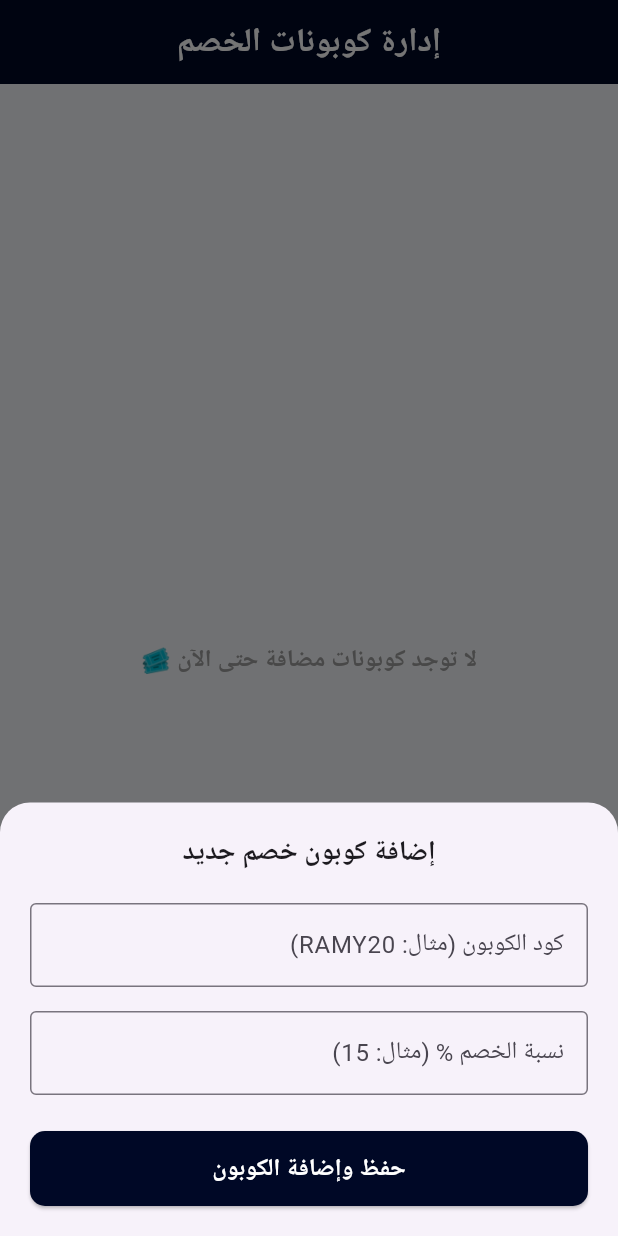
After one commit to ramyanwer48/ecommerce_core_app, a Flutter app: the AdminCouponsScreen screen opened by its route, after a tap on "إضافة كوبون جديد", on a phone screen of 412 x 824 dp. The commit adds this screen. Run offline on Flutter 3.47's test engine with Material 3 defaults, Android fonts, the phone set to English and light mode, and no system bars; our stand-ins replace cloud_firestore, cloud_functions, firebase_auth, firebase_core, firebase_messaging, firebase_storage and 8 more; missing offline and left inert: firebase_app_check; accounts and stored records are empty; Roboto replaces fonts that are missing (Cairo).

Commit message:
18 9 2026

```diff
--- a/lib/core/routing/app_router.dart
+++ b/lib/core/routing/app_router.dart
@@ -4,6 +4,7 @@ import 'package:go_router/go_router.dart';
 
 // استدعاءات Auth
 import '../../features/admin/data/repos/admin_categories_repo.dart';
+import '../../features/admin/data/repos/admin_coupons_repo.dart';
 import '../../features/admin/logic/admin_categories_cubit.dart';
 import '../../features/admin/ui/manage_categories_screen.dart';
 import '../../features/admin/ui/manage_products_screen.dart';
@@ -44,7 +45,11 @@ import '../../features/admin/data/repos/admin_repo.dart';
 import '../../features/admin/ui/admin_orders_screen.dart';
 import '../../features/admin/logic/admin_orders_cubit.dart';
 import '../../features/admin/data/repos/admin_orders_repo.dart';
-import '../../features/admin/ui/admin_dashboard_screen.dart'; // 👈 استدعاء لوحة التحكم المركزية
+import '../../features/admin/ui/admin_dashboard_screen.dart';
+
+// 👈 استدعاءات إدارة الكوبونات للأدمن
+import '../../features/admin/logic/admin_coupons_cubit.dart';
+import '../../features/admin/ui/admin_coupons_screen.dart';
 
 import '../../features/wishlist/ui/wishlist_screen.dart';
 
@@ -52,7 +57,7 @@ import '../../features/wishlist/ui/wishlist_screen.dart';
 import '../../features/partners/ui/partners_screen.dart';
 import '../../features/invoices/data/repos/invoice_repo.dart';
 import '../../features/invoices/logic/invoice_cubit.dart';
-import '../../features/invoices/ui/create_invoice_screen.dart';
+
 class AppRouter {
   static final GoRouter router = GoRouter(
     initialLocation: Routes.splash,
@@ -107,7 +112,7 @@ class AppRouter {
         ),
       ),
 
-      // 👈 مسار لوحة تحكم الأدمن المركزية الجديد
+      // مسار لوحة تحكم الأدمن المركزية
       GoRoute(
         path: Routes.adminDashboard,
         builder: (context, state) => const AdminDashboardScreen(),
@@ -123,11 +128,20 @@ class AppRouter {
       GoRoute(
         path: Routes.adminOrders,
         builder: (context, state) => BlocProvider(
-          // 👈 استخدام GetIt لجلب الكيوبت بالتبعيتين اللي بيحتاجهم
           create: (context) => getIt<AdminOrdersCubit>()..fetchAllOrders(),
           child: const AdminOrdersScreen(),
         ),
       ),
+
+      // 👈 مسار شاشة إدارة الكوبونات الجديد
+      GoRoute(
+        path: Routes.manageCoupons,
+        builder: (context, state) => BlocProvider(
+          create: (context) => AdminCouponsCubit(AdminCouponsRepo()),
+          child: const AdminCouponsScreen(),
+        ),
+      ),
+
       GoRoute(
         path: Routes.manageProducts,
         builder: (context, state) => ManageProductsScreen(),
--- a/lib/core/routing/routes.dart
+++ b/lib/core/routing/routes.dart
@@ -22,4 +22,5 @@ class Routes {
   // مسار شاشة الأطراف (العملاء والموردين)
   static const String partners = '/partners';
   static const String createInvoice = '/createInvoice';
+  static const String manageCoupons = '/manageCoupons';
 }
--- /dev/null
+++ b/lib/features/admin/data/repos/admin_coupons_repo.dart
@@ -0,0 +1,37 @@
+import 'package:cloud_firestore/cloud_firestore.dart';
+import '../../../checkout/data/models/coupon_model.dart'; // مسار الموديل الحالي
+import 'package:cloud_firestore/cloud_firestore.dart';
+
+class AdminCouponsRepo {
+  final FirebaseFirestore _firestore = FirebaseFirestore.instance;
+
+  // جلب كل الكوبونات
+  Future<List<CouponModel>> getAllCoupons() async {
+    final snapshot = await _firestore.collection('coupons').get();
+    return snapshot.docs.map((doc) => CouponModel.fromJson(doc.data(), doc.id)).toList();
+  }
+
+  // إضافة كوبون جديد
+  Future<void> addCoupon({required String code, required double discountPercentage}) async {
+    // التأكد من عدم وجود الكوبون مسبقاً
+    final existing = await _firestore.collection('coupons').where('code', isEqualTo: code).get();
+    if (existing.docs.isNotEmpty) throw Exception('هذا الكوبون موجود مسبقاً!');
+
+    await _firestore.collection('coupons').add({
+      'code': code.toUpperCase().trim(),
+      'discountPercentage': discountPercentage,
+      'isActive': true,
+      'createdAt': FieldValue.serverTimestamp(),
+    });
+  }
+
+  // تفعيل / إيقاف الكوبون
+  Future<void> toggleCouponStatus(String id, bool currentStatus) async {
+    await _firestore.collection('coupons').doc(id).update({'isActive': !currentStatus});
+  }
+
+  // مسح الكوبون نهائياً
+  Future<void> deleteCoupon(String id) async {
+    await _firestore.collection('coupons').doc(id).delete();
+  }
+}
--- /dev/null
+++ b/lib/features/admin/logic/admin_coupons_cubit.dart
@@ -0,0 +1,68 @@
+import 'package:flutter_bloc/flutter_bloc.dart';
+import 'package:ecommerce_core_app/features/checkout/data/models/coupon_model.dart';
+import '../data/repos/admin_coupons_repo.dart';
+
+
+// ----- States -----
+abstract class AdminCouponsState {}
+class AdminCouponsInitial extends AdminCouponsState {}
+class AdminCouponsLoading extends AdminCouponsState {}
+class AdminCouponsLoaded extends AdminCouponsState {
+  final List<CouponModel> coupons;
+  AdminCouponsLoaded(this.coupons);
+}
+class AdminCouponsActionSuccess extends AdminCouponsState {
+  final String message;
+  AdminCouponsActionSuccess(this.message);
+}
+class AdminCouponsError extends AdminCouponsState {
+  final String error;
+  AdminCouponsError(this.error);
+}
+
+// ----- Cubit -----
+class AdminCouponsCubit extends Cubit<AdminCouponsState> {
+  final AdminCouponsRepo _repo;
+
+  AdminCouponsCubit(this._repo) : super(AdminCouponsInitial());
+
+  Future<void> fetchCoupons() async {
+    emit(AdminCouponsLoading());
+    try {
+      final coupons = await _repo.getAllCoupons();
+      emit(AdminCouponsLoaded(coupons));
+    } catch (e) {
+      emit(AdminCouponsError(e.toString()));
+    }
+  }
+
+  Future<void> addCoupon(String code, double discount) async {
+    try {
+      await _repo.addCoupon(code: code, discountPercentage: discount);
+      emit(AdminCouponsActionSuccess('تمت إضافة الكوبون بنجاح!'));
+      await fetchCoupons();
+    } catch (e) {
+      emit(AdminCouponsError(e.toString()));
+      await fetchCoupons();
+    }
+  }
+
+  Future<void> toggleStatus(String id, bool currentStatus) async {
+    try {
+      await _repo.toggleCouponStatus(id, currentStatus);
+      await fetchCoupons();
+    } catch (e) {
+      emit(AdminCouponsError(e.toString()));
+    }
+  }
+
+  Future<void> deleteCoupon(String id) async {
+    try {
+      await _repo.deleteCoupon(id);
+      emit(AdminCouponsActionSuccess('تم حذف الكوبون!'));
+      await fetchCoupons();
+    } catch (e) {
+      emit(AdminCouponsError(e.toString()));
+    }
+  }
+}
--- /dev/null
+++ b/lib/features/admin/ui/admin_coupons_screen.dart
@@ -0,0 +1,226 @@
+import 'package:flutter/material.dart';
+import 'package:flutter_bloc/flutter_bloc.dart';
+import '../logic/admin_coupons_cubit.dart';
+
+class AdminCouponsScreen extends StatelessWidget {
+  const AdminCouponsScreen({super.key});
+
+  @override
+  Widget build(BuildContext context) {
+    // استدعاء الكوبونات فور فتح الشاشة
+    context.read<AdminCouponsCubit>().fetchCoupons();
+
+    return Directionality(
+      textDirection: TextDirection.rtl,
+      child: Scaffold(
+        backgroundColor: const Color(0xFFF5F7FA),
+        appBar: AppBar(
+          title: const Text('إدارة كوبونات الخصم', style: TextStyle(fontWeight: FontWeight.bold, color: Colors.white)),
+          centerTitle: true,
+          backgroundColor: const Color(0xFF000826),
+          iconTheme: const IconThemeData(color: Colors.white),
+        ),
+        floatingActionButton: FloatingActionButton.extended(
+          onPressed: () => _showAddCouponBottomSheet(context),
+          backgroundColor: const Color(0xFF000826),
+          icon: const Icon(Icons.add, color: Colors.white),
+          label: const Text('إضافة كوبون جديد', style: TextStyle(color: Colors.white, fontWeight: FontWeight.bold)),
+        ),
+        body: BlocConsumer<AdminCouponsCubit, AdminCouponsState>(
+          listener: (context, state) {
+            if (state is AdminCouponsActionSuccess) {
+              ScaffoldMessenger.of(context).showSnackBar(
+                SnackBar(content: Text(state.message), backgroundColor: Colors.green),
+              );
+            } else if (state is AdminCouponsError) {
+              ScaffoldMessenger.of(context).showSnackBar(
+                SnackBar(content: Text(state.error), backgroundColor: Colors.red),
+              );
+            }
+          },
+          builder: (context, state) {
+            if (state is AdminCouponsLoading) {
+              return const Center(child: CircularProgressIndicator(color: Color(0xFF000826)));
+            }
+
+            if (state is AdminCouponsLoaded) {
+              final coupons = state.coupons;
+              if (coupons.isEmpty) {
+                return const Center(
+                  child: Text(
+                    'لا توجد كوبونات مضافة حتى الآن 🎟️',
+                    style: TextStyle(fontSize: 16, color: Colors.grey, fontWeight: FontWeight.bold),
+                  ),
+                );
+              }
+
+              return ListView.builder(
+                padding: const EdgeInsets.all(16),
+                itemCount: coupons.length,
+                itemBuilder: (context, index) {
+                  final coupon = coupons[index];
+                  return Card(
+                    elevation: 3,
+                    margin: const EdgeInsets.only(bottom: 12),
+                    shape: RoundedRectangleBorder(borderRadius: BorderRadius.circular(16)),
+                    child: ListTile(
+                      contentPadding: const EdgeInsets.symmetric(horizontal: 16, vertical: 8),
+                      leading: CircleAvatar(
+                        backgroundColor: coupon.isActive ? Colors.green.withValues(alpha: 0.1) : Colors.grey.withValues(alpha: 0.1),
+                        child: Icon(
+                          Icons.local_offer_rounded,
+                          color: coupon.isActive ? Colors.green : Colors.grey,
+                        ),
+                      ),
+                      title: Text(
+                        coupon.code,
+                        style: const TextStyle(fontWeight: FontWeight.bold, fontSize: 16, color: Color(0xFF000826)),
+                      ),
+                      subtitle: Text(
+                        'نسبة الخصم: ${coupon.discountPercentage}%',
+                        style: const TextStyle(color: Colors.black54, fontWeight: FontWeight.w500),
+                      ),
+                      trailing: Row(
+                        mainAxisSize: MainAxisSize.min,
+                        children: [
+                          // زر التفعيل / التعطيل
+                          Switch(
+                            value: coupon.isActive,
+                            activeColor: Colors.green,
+                            onChanged: (val) {
+                              context.read<AdminCouponsCubit>().toggleStatus(coupon.id, coupon.isActive);
+                            },
+                          ),
+                          // زر الحذف
+                          IconButton(
+                            icon: const Icon(Icons.delete_outline, color: Colors.red),
+                            onPressed: () => _showDeleteConfirmation(context, coupon.id),
+                          ),
+                        ],
+                      ),
+                    ),
+                  );
+                },
+              );
+            }
+            return const SizedBox.shrink();
+          },
+        ),
+      ),
+    );
+  }
+
+  // نافذة سفلية (Bottom Sheet) لإضافة كوبون جديد
+  void _showAddCouponBottomSheet(BuildContext context) {
+    final codeController = TextEditingController();
+    final discountController = TextEditingController();
+    final formKey = GlobalKey<FormState>();
+
+    showModalBottomSheet(
+      context: context,
+      isScrollControlled: true,
+      shape: const RoundedRectangleBorder(
+        borderRadius: BorderRadius.vertical(top: Radius.circular(20)),
+      ),
+      builder: (sheetContext) {
+        return Padding(
+          padding: EdgeInsets.only(
+            bottom: MediaQuery.of(sheetContext).viewInsets.bottom + 20,
+            top: 20,
+            left: 20,
+            right: 20,
+          ),
+          child: Directionality(
+            textDirection: TextDirection.rtl,
+            child: Form(
+              key: formKey,
+              child: Column(
+                mainAxisSize: MainAxisSize.min,
+                crossAxisAlignment: CrossAxisAlignment.start,
+                children: [
+                  const Center(
+                    child: Text('إضافة كوبون خصم جديد', style: TextStyle(fontSize: 18, fontWeight: FontWeight.bold)),
+                  ),
+                  const SizedBox(height: 20),
+                  TextFormField(
+                    controller: codeController,
+                    decoration: const InputDecoration(
+                      labelText: 'كود الكوبون (مثال: RAMY20)',
+                      border: OutlineInputBorder(),
+                    ),
+                    validator: (val) => val == null || val.isEmpty ? 'يرجى إدخال كود الكوبون' : null,
+                  ),
+                  const SizedBox(height: 16),
+                  TextFormField(
+                    controller: discountController,
+                    keyboardType: TextInputType.number,
+                    decoration: const InputDecoration(
+                      labelText: 'نسبة الخصم % (مثال: 15)',
+                      border: OutlineInputBorder(),
+                    ),
+                    validator: (val) {
+                      if (val == null || val.isEmpty) return 'يرجى إدخال نسبة الخصم';
+                      if (double.tryParse(val) == null) return 'يرجى إدخال رقم صحيح';
+                      return null;
+                    },
+                  ),
+                  const SizedBox(height: 24),
+                  SizedBox(
+                    width: double.infinity,
+                    height: 50,
+                    child: ElevatedButton(
+                      style: ElevatedButton.styleFrom(
+                        backgroundColor: const Color(0xFF000826),
+                        shape: RoundedRectangleBorder(borderRadius: BorderRadius.circular(10)),
+                      ),
+                      onPressed: () {
+                        if (formKey.currentState!.validate()) {
+                          final code = codeController.text.trim();
+                          final discount = double.parse(discountController.text);
+
+                          // إرسال البيانات للكوبيت
+                          context.read<AdminCouponsCubit>().addCoupon(code, discount);
+                          Navigator.pop(sheetContext);
+                        }
+                      },
+                      child: const Text('حفظ وإضافة الكوبون', style: TextStyle(color: Colors.white, fontSize: 16, fontWeight: FontWeight.bold)),
+                    ),
+                  ),
+                ],
+              ),
+            ),
+          ),
+        );
+      },
+    );
+  }
+
+  // نافذة تأكيد الحذف
+  void _showDeleteConfirmation(BuildContext context, String couponId) {
+    showDialog(
+      context: context,
+      builder: (dialogContext) => Directionality(
+        textDirection: TextDirection.rtl,
+        child: AlertDialog(
+          shape: RoundedRectangleBorder(borderRadius: BorderRadius.circular(16)),
+          title: const Text('تأكيد الحذف', style: TextStyle(fontWeight: FontWeight.bold)),
+          content: const Text('هل أنت متأكد من رغبتك في حذف هذا الكوبون نهائياً؟'),
+          actions: [
+            TextButton(
+              onPressed: () => Navigator.pop(dialogContext),
+              child: const Text('تراجع', style: TextStyle(color: Colors.grey)),
+            ),
+            ElevatedButton(
+              onPressed: () {
+                Navigator.pop(dialogContext);
+                context.read<AdminCouponsCubit>().deleteCoupon(couponId);
+              },
+              style: ElevatedButton.styleFrom(backgroundColor: Colors.red),
+              child: const Text('حذف', style: TextStyle(color: Colors.white)),
+            ),
+          ],
+        ),
+      ),
+    );
+  }
+}
```
Also changed, not shown: lib/features/admin/ui/admin_dashboard_screen.dart (+15 -6 lines).
